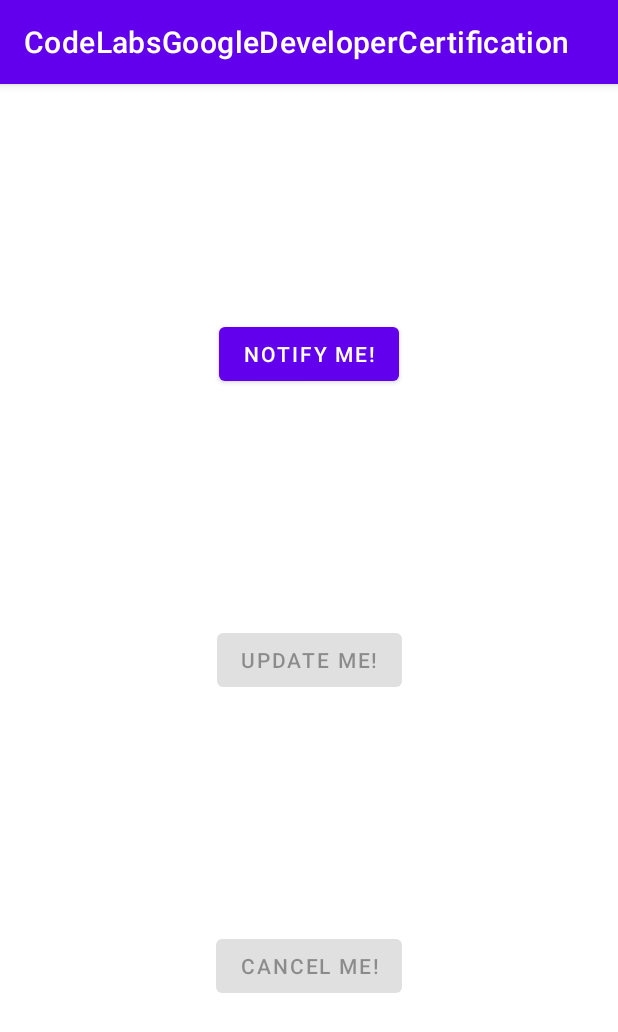
After one commit to gmzucolo/CodeLabsGoogleDeveloperCertification, an Android app: the NotificationFragment screen opened through its navigation route, on a phone screen of 412 x 824 dp. The commit adds this screen. Shown: the top 1032 px of the screen. Run offline under Robolectric (Android 15) with nearby library versions, the phone set to English and light mode, and no system bars.

Commit message:
NotificationFragment.kt done

```diff
--- a/app/src/main/AndroidManifest.xml
+++ b/app/src/main/AndroidManifest.xml
@@ -10,9 +10,9 @@
         android:supportsRtl="true"
         android:theme="@style/Theme.CodeLabsGoogleDeveloperCertification">
         <activity
-            android:name=".MainActivity"
+            android:name=".core.MainActivity"
             android:exported="true"
-            android:screenOrientation="portrait">
+            android:screenOrientation="fullSensor">
             <intent-filter>
                 <action android:name="android.intent.action.MAIN" />
 
--- a/app/src/main/java/com/example/codelabsgoogledevelopercertification/MainActivity.kt
+++ b/app/src/main/java/com/example/codelabsgoogledevelopercertification/core/MainActivity.kt
@@ -1,7 +1,8 @@
-package com.example.codelabsgoogledevelopercertification
+package com.example.codelabsgoogledevelopercertification.core
 
 import androidx.appcompat.app.AppCompatActivity
 import android.os.Bundle
+import com.example.codelabsgoogledevelopercertification.R
 
 class MainActivity : AppCompatActivity() {
     override fun onCreate(savedInstanceState: Bundle?) {
--- a/app/src/main/java/com/example/codelabsgoogledevelopercertification/MainFragment.kt
+++ b/app/src/main/java/com/example/codelabsgoogledevelopercertification/core/MainFragment.kt
@@ -1,7 +1,8 @@
-package com.example.codelabsgoogledevelopercertification
+package com.example.codelabsgoogledevelopercertification.core
 
 import android.os.Bundle
 import android.view.View
+import com.example.codelabsgoogledevelopercertification.R
 import com.example.codelabsgoogledevelopercertification.databinding.FragmentMainBinding
 import com.example.codelabsgoogledevelopercertification.util.navTo
 
@@ -15,5 +16,6 @@ class MainFragment : androidx.fragment.app.Fragment(R.layout.fragment_main) {
         binding = FragmentMainBinding.bind(view)
 
         binding.codelabToastSnake.setOnClickListener { navTo(R.id.toastSnakeFragment) }
+        binding.codelabNotification.setOnClickListener { navTo(R.id.notificationFragment) }
     }
 }
--- a/app/src/main/java/com/example/codelabsgoogledevelopercertification/ToastSnakeFragment.kt
+++ b/app/src/main/java/com/example/codelabsgoogledevelopercertification/core/ToastSnakeFragment.kt
@@ -1,10 +1,11 @@
-package com.example.codelabsgoogledevelopercertification
+package com.example.codelabsgoogledevelopercertification.core
 
 import android.content.pm.ActivityInfo
 import android.os.Bundle
 import android.view.View
 import android.widget.Toast
 import androidx.fragment.app.Fragment
+import com.example.codelabsgoogledevelopercertification.R
 import com.example.codelabsgoogledevelopercertification.databinding.FragmentToastSnakeBinding
 import com.example.codelabsgoogledevelopercertification.util.toast
 import com.google.android.material.snackbar.Snackbar
--- /dev/null
+++ b/app/src/main/java/com/example/codelabsgoogledevelopercertification/core/notification/DynamicReceiver.kt
@@ -0,0 +1,17 @@
+package com.example.codelabsgoogledevelopercertification.core.notification
+
+import android.content.BroadcastReceiver
+import android.content.Context
+import android.content.Intent
+import android.widget.Toast
+
+class DynamicReceiver: BroadcastReceiver() {
+    override fun onReceive(context: Context?, intent: Intent?) {
+        if(intent?.action == Intent.ACTION_BOOT_COMPLETED) {
+            Toast.makeText(context, "app reinicio com sucesso", Toast.LENGTH_SHORT).show()
+        }
+        if(intent?.action == Intent.ACTION_AIRPLANE_MODE_CHANGED){
+            Toast.makeText(context, "modo avião foi alterado", Toast.LENGTH_LONG).show()
+        }
+    }
+}
--- /dev/null
+++ b/app/src/main/java/com/example/codelabsgoogledevelopercertification/core/notification/NotificationFragment.kt
@@ -0,0 +1,213 @@
+package com.example.codelabsgoogledevelopercertification.core.notification
+
+import android.app.NotificationChannel
+import android.app.NotificationManager
+import android.app.PendingIntent
+import android.content.BroadcastReceiver
+import android.content.Context
+import android.content.Intent
+import android.content.IntentFilter
+import android.graphics.BitmapFactory
+import android.os.Bundle
+import android.view.View
+import androidx.core.app.NotificationCompat
+import androidx.fragment.app.Fragment
+import com.example.codelabsgoogledevelopercertification.R
+import com.example.codelabsgoogledevelopercertification.databinding.FragmentNotificationBinding
+
+private const val NOTIFICATION_ID = 0
+private const val PRIMARY_CHANNEL_ID = "primary_notification_channel"
+private const val ACTION_UPDATE = "ACTION_UPDATE_NOTIFICATION"
+private const val ACTION_CANCEL = "ACTION_CANCEL_NOTIFICATION"
+private const val ACTION_DELETE_ALL = "ACTION_DELETED_NOTIFICATIONS"
+
+
+class NotificationFragment : Fragment(R.layout.fragment_notification) {
+
+    private lateinit var notificationManager: NotificationManager
+    private lateinit var binding: FragmentNotificationBinding
+    private val notificationReceiver = NotificationReceiver()
+    private val dynamicReceiver = DynamicReceiver()
+
+    override fun onViewCreated(view: View, savedInstanceState: Bundle?) {
+        super.onViewCreated(view, savedInstanceState)
+        binding = FragmentNotificationBinding.bind(view)
+        setupUiButtonListeners()
+        setupUiButtonStates(enableNotify = true, enableUpdate = false, enableCancel = false)
+        createNotificationChannel()
+        registerNotificationReceiver()
+        registerDynamicReceiver(dynamicReceiver)
+    }
+
+    private fun setupUiButtonListeners() {
+
+        binding.notify.setOnClickListener { sendNotification() }
+        binding.update.setOnClickListener { updateNotification() }
+        binding.cancel.setOnClickListener { cancelNotification() }
+    }
+
+    private fun setupUiButtonStates(
+        enableNotify: Boolean,
+        enableUpdate: Boolean,
+        enableCancel: Boolean
+    ) {
+        binding.notify.isEnabled = enableNotify
+        binding.update.isEnabled = enableUpdate
+        binding.cancel.isEnabled = enableCancel
+    }
+
+    // A partir do android 8.0 (api 26) temos que definir o canal para que o usuário possa
+    // eventualmente desabilitar as notificações do aplicativo através das configurações
+    private fun createNotificationChannel() {
+        notificationManager =
+            requireActivity().getSystemService(Context.NOTIFICATION_SERVICE) as NotificationManager
+        // Isso aqui é que aparece nas configurações do aparelho la no seu aplicativo
+        val notificationChannel = NotificationChannel(
+            PRIMARY_CHANNEL_ID,
+            "Mascot Notification", NotificationManager.IMPORTANCE_HIGH
+        )
+        notificationChannel.enableVibration(true)
+        notificationChannel.description = "Notification from Mascot"
+        // serão exibidas se o telefone der suporte a essas coisas
+        notificationChannel.enableLights(true)
+        notificationChannel.lightColor = android.graphics.Color.RED
+        // criar o canal com as propriedades definidas
+        notificationManager.createNotificationChannel(notificationChannel)
+    }
+
+    private fun cancelNotification() {
+        notificationManager.cancel(NOTIFICATION_ID)
+        setupUiButtonStates(enableNotify = true, enableUpdate = false, enableCancel = false)
+    }
+
+    private fun updateNotification() {
+        // personalização dinamica da notificação adicionando um icone
+        val androidImage = BitmapFactory.decodeResource(resources,
+            R.drawable.ic_notification
+        )
+        // atualizando o estilo e o titulo
+        val notification = getNotificationBuilder()
+            .setStyle(
+                NotificationCompat.BigPictureStyle()
+                    .bigPicture(androidImage)
+                    .setBigContentTitle("Notificação atualizada!")
+            )
+        // atualizar a notificação atual
+        notificationManager.notify(NOTIFICATION_ID, notification.build())
+        // e habilitar o botão de cancelamento
+        setupUiButtonStates(enableNotify = false, enableUpdate = false, enableCancel = true)
+    }
+
+    private fun sendNotification() {
+        val builder = getNotificationBuilder()
+
+        createNotificationAction(builder, NOTIFICATION_ID, ACTION_UPDATE, "Atualize")
+        createNotificationAction(builder, NOTIFICATION_ID, ACTION_CANCEL, "Remova")
+
+        val deleteAllAction = Intent(ACTION_DELETE_ALL) // remove com slide left/right ou lixeira
+        val deletedAction = PendingIntent.getBroadcast(
+            requireContext(),
+            NOTIFICATION_ID,
+            deleteAllAction,
+            PendingIntent.FLAG_ONE_SHOT
+        )
+        builder.setDeleteIntent(deletedAction)
+
+        notificationManager.notify(NOTIFICATION_ID, builder.build())
+        // como neste passo aqui a notificação foi enviada, eu deshabilito o botão de enviar
+        // e habilito os botões de customização e cancelamento
+        setupUiButtonStates(enableNotify = false, enableUpdate = true, enableCancel = true)
+    }
+
+    private fun createNotificationAction(
+        builder: NotificationCompat.Builder,
+        notificationId: Int,
+        actionId: String,
+        actionTitle: String
+    ) {
+        val updateActionFilter = Intent(actionId) // for broadcast receiver
+        val updateAction = PendingIntent.getBroadcast(
+            requireContext(),
+            notificationId,
+            updateActionFilter,
+            PendingIntent.FLAG_ONE_SHOT
+        )
+        builder.addAction(
+            // mudanças nas notificação desde o Android N
+            // esse icone nao aparece mais e esta presente apenas para manter compatibilidade
+            // em aparelhos antigos. Em compensação se ganhou mais espaço para os titulos
+            // // https://android-developers.googleblog.com/2016/06/notifications-in-android-n.html
+            R.drawable.ic_android,
+            actionTitle,
+            updateAction
+        )
+    }
+
+    private fun getNotificationBuilder(): NotificationCompat.Builder {
+        val notificationIntent = Intent(requireContext(), NotificationFragment::class.java)
+        val notificationPendingIntent = PendingIntent.getActivity(
+            requireContext(),
+            NOTIFICATION_ID, notificationIntent, PendingIntent.FLAG_UPDATE_CURRENT
+        )
+        return NotificationCompat.Builder(requireContext(), PRIMARY_CHANNEL_ID)
+            .setContentTitle("Você recebeu uma notificação!")
+            .setContentText("Valeu, já vou me inscrever no canal!")
+            .setSmallIcon(R.drawable.ic_notification_update)
+            .setContentIntent(notificationPendingIntent)
+            .setPriority(NotificationCompat.PRIORITY_HIGH)
+            .setDefaults(NotificationCompat.DEFAULT_ALL)
+            .setAutoCancel(false)
+    }
+
+    private fun registerNotificationReceiver() {
+        val notificationActionFilters = IntentFilter()
+        notificationActionFilters.addAction(ACTION_UPDATE)
+        notificationActionFilters.addAction(ACTION_DELETE_ALL)
+        notificationActionFilters.addAction(ACTION_CANCEL)
+        requireActivity().registerReceiver(notificationReceiver, notificationActionFilters)
+    }
+
+    // for broadcast receiver
+    override fun onDestroy() {
+        requireActivity().unregisterReceiver(notificationReceiver)
+        super.onDestroy()
+    }
+
+    inner class NotificationReceiver : BroadcastReceiver() {
+        override fun onReceive(context: Context, intent: Intent) {
+            // Update the notification
+            when (intent.action) {
+                ACTION_UPDATE -> updateNotification()
+                ACTION_CANCEL -> {
+                    notificationManager.cancel(NOTIFICATION_ID)
+                    setupUiButtonStates(
+                        enableNotify = true,
+                        enableUpdate = false,
+                        enableCancel = false
+                    )
+                }
+                ACTION_DELETE_ALL -> setupUiButtonStates(
+                    enableNotify = true,
+                    enableUpdate = false,
+                    enableCancel = false
+                )
+            }
+        }
+    }
+
+    // API level 26 a maioria dos broadcastreceiver sao declarados dinamicamente
+    private fun registerDynamicReceiver(dynamicReceiver: BroadcastReceiver) {
+        IntentFilter(Intent.ACTION_AIRPLANE_MODE_CHANGED).also {
+            requireActivity().registerReceiver(dynamicReceiver, it)
+        }
+    }
+
+    private fun unregisterDynamicReceiver() {
+        requireActivity().unregisterReceiver(dynamicReceiver)
+    }
+
+    override fun onStop() {
+        super.onStop()
+        unregisterDynamicReceiver()
+    }
+}
--- /dev/null
+++ b/app/src/main/res/drawable/ic_android.xml
@@ -0,0 +1,4 @@
+<?xml version="1.0" encoding="utf-8"?>
+<selector xmlns:android="http://schemas.android.com/apk/res/android">
+
+</selector>
--- /dev/null
+++ b/app/src/main/res/drawable/ic_notification.xml
@@ -0,0 +1,10 @@
+<vector xmlns:android="http://schemas.android.com/apk/res/android"
+    android:width="24dp"
+    android:height="24dp"
+    android:viewportWidth="24"
+    android:viewportHeight="24"
+    android:tint="?attr/colorControlNormal">
+  <path
+      android:fillColor="@android:color/white"
+      android:pathData="M7.58,4.08L6.15,2.65C3.75,4.48 2.17,7.3 2.03,10.5h2c0.15,-2.65 1.51,-4.97 3.55,-6.42zM19.97,10.5h2c-0.15,-3.2 -1.73,-6.02 -4.12,-7.85l-1.42,1.43c2.02,1.45 3.39,3.77 3.54,6.42zM18,11c0,-3.07 -1.64,-5.64 -4.5,-6.32L13.5,4c0,-0.83 -0.67,-1.5 -1.5,-1.5s-1.5,0.67 -1.5,1.5v0.68C7.63,5.36 6,7.92 6,11v5l-2,2v1h16v-1l-2,-2v-5zM12,22c0.14,0 0.27,-0.01 0.4,-0.04 0.65,-0.14 1.18,-0.58 1.44,-1.18 0.1,-0.24 0.15,-0.5 0.15,-0.78h-4c0.01,1.1 0.9,2 2.01,2z"/>
+</vector>
--- a/app/src/main/res/layout/activity_main.xml
+++ b/app/src/main/res/layout/activity_main.xml
@@ -4,7 +4,7 @@
     xmlns:tools="http://schemas.android.com/tools"
     android:layout_width="match_parent"
     android:layout_height="match_parent"
-    tools:context=".MainActivity">
+    tools:context=".core.MainActivity">
 
     <androidx.fragment.app.FragmentContainerView
         android:id="@+id/nav_host_fragment"
--- a/app/src/main/res/layout/fragment_main.xml
+++ b/app/src/main/res/layout/fragment_main.xml
@@ -3,7 +3,7 @@
     xmlns:tools="http://schemas.android.com/tools"
     android:layout_width="match_parent"
     android:layout_height="match_parent"
-    tools:context=".MainFragment">
+    tools:context=".core.MainFragment">
 
     <LinearLayout
         android:layout_width="match_parent"
@@ -45,7 +45,7 @@
             tools:ignore="RtlHardcoded" />
 
         <Button
-            android:id="@+id/codelab_notification"
+                android:id="@+id/codelab_notification"
             android:layout_width="match_parent"
             android:layout_height="wrap_content"
             android:layout_marginStart="16dp"
--- /dev/null
+++ b/app/src/main/res/layout/fragment_notification.xml
@@ -0,0 +1,39 @@
+<?xml version="1.0" encoding="utf-8"?>
+<androidx.constraintlayout.widget.ConstraintLayout xmlns:android="http://schemas.android.com/apk/res/android"
+    xmlns:app="http://schemas.android.com/apk/res-auto"
+    xmlns:tools="http://schemas.android.com/tools"
+    android:layout_width="match_parent"
+    android:layout_height="match_parent"
+    tools:context=".core.notification.NotificationFragment">
+
+    <Button
+        android:id="@+id/notify"
+        android:layout_width="wrap_content"
+        android:layout_height="wrap_content"
+        android:text="Notify Me!"
+        app:layout_constraintBottom_toTopOf="@+id/update"
+        app:layout_constraintEnd_toEndOf="parent"
+        app:layout_constraintStart_toStartOf="parent"
+        app:layout_constraintTop_toTopOf="parent" />
+
+    <Button
+        android:id="@+id/update"
+        android:layout_width="wrap_content"
+        android:layout_height="wrap_content"
+        android:text="Update Me!"
+        app:layout_constraintBottom_toTopOf="@+id/cancel"
+        app:layout_constraintEnd_toEndOf="parent"
+        app:layout_constraintStart_toStartOf="parent"
+        app:layout_constraintTop_toBottomOf="@+id/notify" />
+
+    <Button
+        android:id="@+id/cancel"
+        android:layout_width="wrap_content"
+        android:layout_height="wrap_content"
+        android:text="Cancel Me!"
+        app:layout_constraintBottom_toBottomOf="parent"
+        app:layout_constraintEnd_toEndOf="parent"
+        app:layout_constraintStart_toStartOf="parent"
+        app:layout_constraintTop_toBottomOf="@+id/update" />
+
+</androidx.constraintlayout.widget.ConstraintLayout>
--- a/app/src/main/res/layout/fragment_toast_snake.xml
+++ b/app/src/main/res/layout/fragment_toast_snake.xml
@@ -5,7 +5,7 @@
     android:layout_width="match_parent"
     android:layout_height="match_parent"
     android:id="@+id/coordinate_root"
-    tools:context=".ToastSnakeFragment">
+    tools:context=".core.ToastSnakeFragment">
 
     <ImageView
         android:id="@+id/toast"
--- a/app/src/main/res/navigation/nav_graph.xml
+++ b/app/src/main/res/navigation/nav_graph.xml
@@ -7,20 +7,32 @@
 
     <fragment
         android:id="@+id/mainFragment"
-        android:name="com.example.codelabsgoogledevelopercertification.MainFragment"
+        android:name="com.example.codelabsgoogledevelopercertification.core.MainFragment"
         android:label="fragment_main"
         tools:layout="@layout/fragment_main" >
         <action
             android:id="@+id/action_mainFragment_to_toastSnakeFragment"
             app:destination="@id/toastSnakeFragment" />
+        <action
+            android:id="@+id/action_mainFragment_to_notificationFragment"
+            app:destination="@id/notificationFragment" />
     </fragment>
     <fragment
         android:id="@+id/toastSnakeFragment"
-        android:name="com.example.codelabsgoogledevelopercertification.ToastSnakeFragment"
+        android:name="com.example.codelabsgoogledevelopercertification.core.ToastSnakeFragment"
         android:label="fragment_toast_snake"
         tools:layout="@layout/fragment_toast_snake" >
         <action
             android:id="@+id/action_toastSnakeFragment_to_mainFragment"
             app:destination="@id/mainFragment" />
     </fragment>
+    <fragment
+        android:id="@+id/notificationFragment"
+        android:name="com.example.codelabsgoogledevelopercertification.core.notification.NotificationFragment"
+        android:label="fragment_notification"
+        tools:layout="@layout/fragment_notification" >
+        <action
+            android:id="@+id/action_notificationFragment_to_mainFragment"
+            app:destination="@id/mainFragment" />
+    </fragment>
 </navigation>
```
Also changed, not shown: app/src/main/res/drawable/ic_notification_update.png (added).
